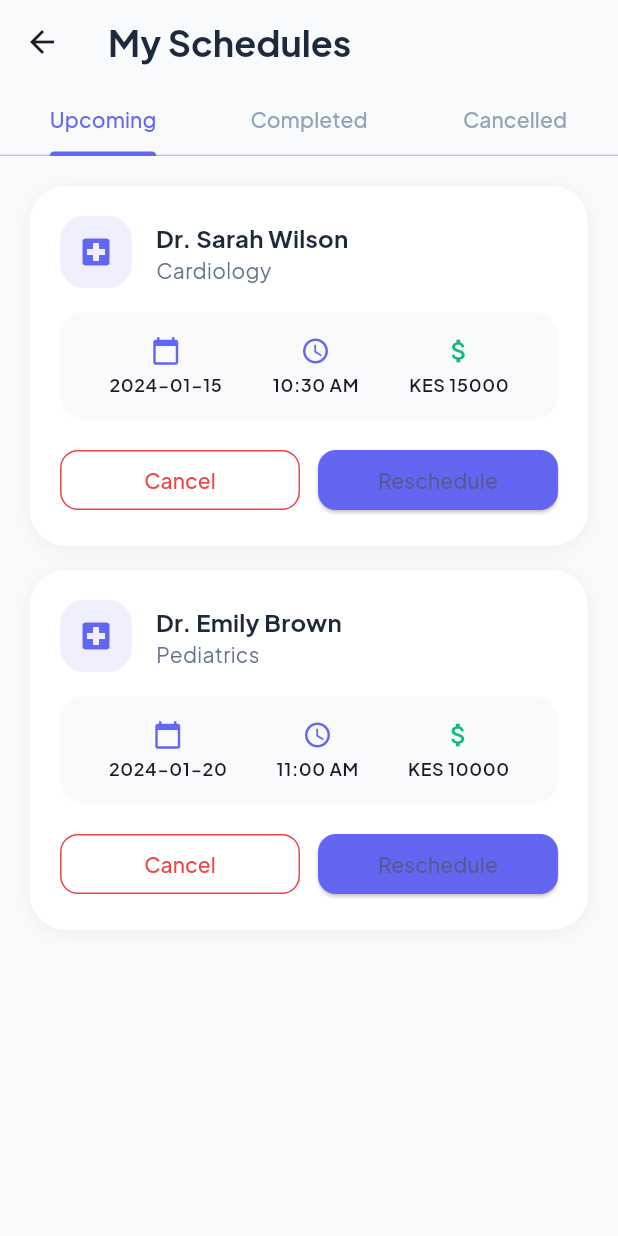
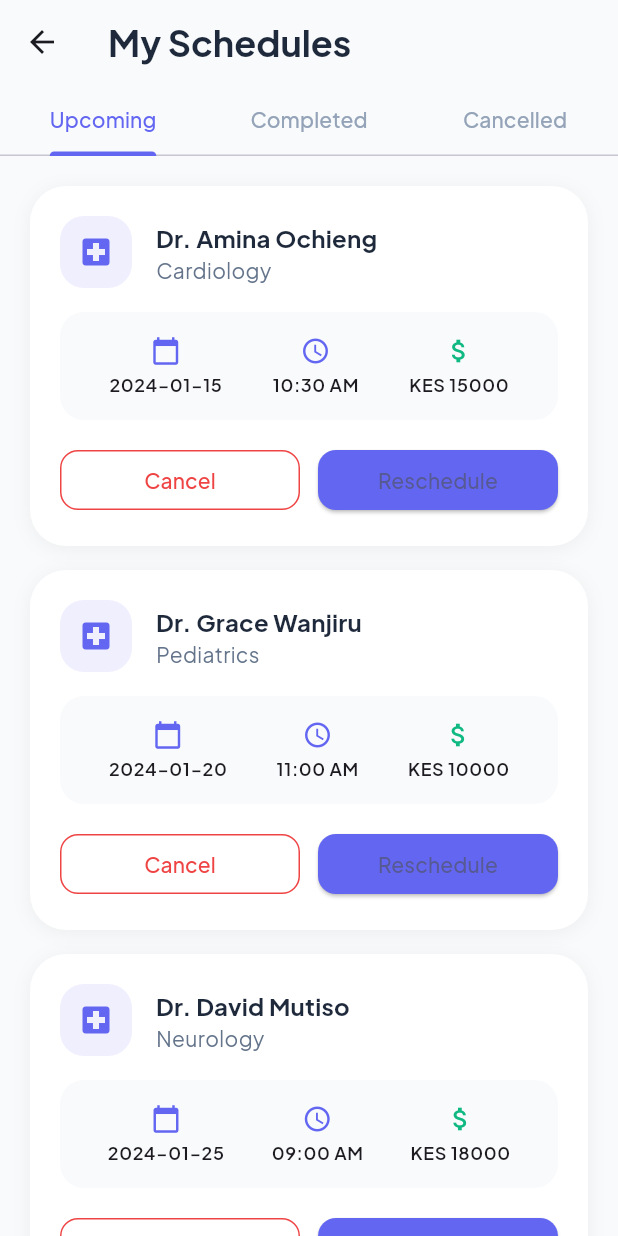
Before and after one commit to Paulah-linah/Healthcare-App, a Flutter app: the AppointmentsScreen screen opened directly, on a phone screen of 412 x 824 dp. Run offline on Flutter 3.47's test engine with Material 3 defaults, Android fonts, the phone set to English and light mode, and no system bars; our stand-ins replace cached_network_image, flutter_staggered_animations, google_fonts, shared_preferences; accounts and stored records are empty.

Commit message:
Update appointments to use Kenyan doctor names

```diff
--- a/lib/screens/appointments_screen.dart
+++ b/lib/screens/appointments_screen.dart
@@ -25,13 +25,13 @@ class _AppointmentsScreenState extends State<AppointmentsScreen>
     super.dispose();
   }
 
-  // Mock appointments data
+  // Mock appointments data with Kenyan doctors
   List<Appointment> _appointments = [
     Appointment(
       id: '1',
       userId: '1',
       doctorId: '1',
-      doctorName: 'Dr. Sarah Wilson',
+      doctorName: 'Dr. Amina Ochieng',
       doctorSpecialty: 'Cardiology',
       date: '2024-01-15',
       time: '10:30 AM',
@@ -42,7 +42,7 @@ class _AppointmentsScreenState extends State<AppointmentsScreen>
       id: '2',
       userId: '1',
       doctorId: '2',
-      doctorName: 'Dr. James Miller',
+      doctorName: 'Dr. Joseph Kamau',
       doctorSpecialty: 'Dermatology',
       date: '2024-01-10',
       time: '02:00 PM',
@@ -53,12 +53,23 @@ class _AppointmentsScreenState extends State<AppointmentsScreen>
       id: '3',
       userId: '1',
       doctorId: '3',
-      doctorName: 'Dr. Emily Brown',
+      doctorName: 'Dr. Grace Wanjiru',
       doctorSpecialty: 'Pediatrics',
       date: '2024-01-20',
       time: '11:00 AM',
       status: AppointmentStatus.upcoming,
       price: 10000,
+    ),
+    Appointment(
+      id: '4',
+      userId: '1',
+      doctorId: '4',
+      doctorName: 'Dr. David Mutiso',
+      doctorSpecialty: 'Neurology',
+      date: '2024-01-25',
+      time: '09:00 AM',
+      status: AppointmentStatus.upcoming,
+      price: 18000,
     ),
   ];
 
```
Also changed, not shown: 3 other files.
